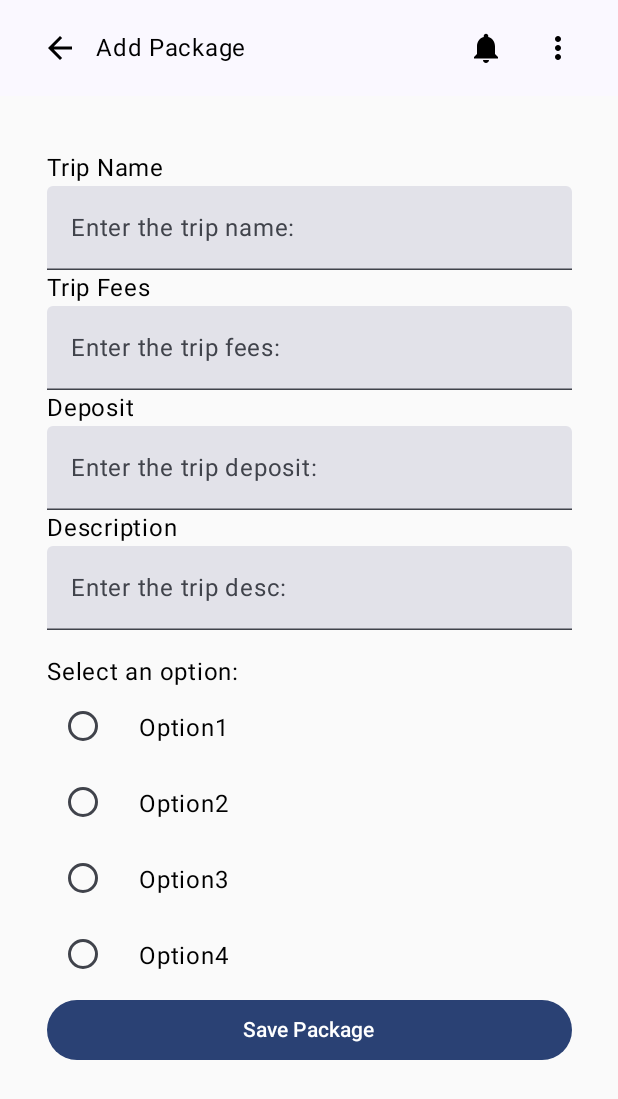
After one commit to evansleong/Mobile-App-Development-Assignment, an Android app built with Jetpack Compose: the AgencyAddPackageScreen screen opened through its navigation route, on a phone screen of 412 x 824 dp. The commit adds this screen. Shown: the top 1099 px of the screen. Run offline under Robolectric (Android 15) with nearby library versions, the phone set to English and light mode, and no system bars; our stand-ins replace Room's generated code.

Commit message:
database sqlite

```diff
--- a/app/build.gradle.kts
+++ b/app/build.gradle.kts
@@ -51,6 +51,9 @@ android {
 }
 
 dependencies {
+    val room_version = "2.6.1"
+    implementation("androidx.room:room-runtime:$room_version")
+    annotationProcessor("androidx.room:room-compiler:$room_version")
 
     implementation(libs.androidx.core.ktx)
     implementation(libs.androidx.lifecycle.runtime.ktx)
--- /dev/null
+++ b/app/src/main/java/com/example/travelerapp/AgencyAddPackageScreen.kt
@@ -0,0 +1,222 @@
+package com.example.travelerapp
+
+import android.app.Activity
+import android.content.Context
+import android.widget.Toast
+import androidx.compose.foundation.clickable
+import androidx.compose.foundation.horizontalScroll
+import androidx.compose.foundation.layout.*
+import androidx.compose.foundation.lazy.LazyColumn
+import androidx.compose.foundation.rememberScrollState
+import androidx.compose.foundation.shape.RoundedCornerShape
+import androidx.compose.foundation.text.BasicText
+import androidx.compose.foundation.text.KeyboardOptions
+import androidx.compose.material3.Button
+import androidx.compose.material3.OutlinedTextField
+import androidx.compose.material3.RadioButton
+import androidx.compose.material3.Text
+import androidx.compose.material3.TextField
+import androidx.compose.runtime.Composable
+import androidx.compose.runtime.getValue
+import androidx.compose.runtime.mutableStateOf
+import androidx.compose.runtime.remember
+import androidx.compose.runtime.setValue
+import androidx.compose.ui.Alignment
+import androidx.compose.ui.Modifier
+import androidx.compose.ui.platform.LocalContext
+import androidx.compose.ui.text.input.KeyboardType
+import androidx.compose.ui.text.input.TextFieldValue
+import androidx.compose.ui.tooling.preview.Preview
+import androidx.compose.ui.unit.dp
+import androidx.navigation.NavController
+import androidx.navigation.compose.rememberNavController
+
+@Composable
+fun AgencyAddPackageScreen(
+    navController: NavController,
+    context: Context
+) {
+    val activity = context as Activity
+
+    val tripPackageName = remember {
+        mutableStateOf(TextFieldValue())
+    }
+
+    val tripPackageFees = remember {
+        mutableStateOf(TextFieldValue())
+    }
+
+    val tripPackageDeposit = remember {
+        mutableStateOf(TextFieldValue())
+    }
+
+    val tripPackageDesc = remember {
+        mutableStateOf(TextFieldValue())
+    }
+
+    // Initialize a mutable state for the selected radio button option
+    var selectedOption by remember { mutableStateOf("") }
+
+    Column(
+        modifier = Modifier.fillMaxSize(),
+        horizontalAlignment = Alignment.CenterHorizontally,
+        verticalArrangement = Arrangement.Center
+    ) {
+        var dbHandler: DBHandler = DBHandler(context)
+
+        val title = "Add Package"
+        ReuseComponents.TopBar(title = title, navController, showBackButton = true)
+
+        Spacer(modifier = Modifier.height(20.dp))
+
+        Box(
+            modifier = Modifier
+                .width(350.dp)
+                .fillMaxHeight(),
+            contentAlignment = Alignment.Center
+        ) {
+            LazyColumn(
+                modifier = Modifier
+                    .fillMaxSize()
+            ) {
+                item {
+                    Spacer(modifier = Modifier.height(16.dp))
+                }
+                item {
+                    Text(
+                        text = "Trip Name"
+                    )
+                    TextField(
+                        value = tripPackageName.value,
+                        onValueChange = { tripPackageName.value = it},
+                        placeholder = { Text(text = "Enter the trip name:")},
+                        modifier = Modifier
+                            .fillMaxWidth()
+                    )
+                }
+
+                item {
+                    Text(
+                        text = "Trip Fees"
+                    )
+                    TextField(
+                        value = tripPackageFees.value,
+                        onValueChange = { tripPackageFees.value = it},
+                        placeholder = { Text(text = "Enter the trip fees:")},
+                        modifier = Modifier
+                            .fillMaxWidth()
+                    )
+                }
+
+                item {
+                    Text(
+                        text = "Deposit"
+                    )
+                    TextField(
+                        value = tripPackageDeposit.value,
+                        onValueChange = { tripPackageDeposit.value = it},
+                        placeholder = { Text(text = "Enter the trip deposit:")},
+                        modifier = Modifier
+                            .fillMaxWidth()
+                    )
+                }
+
+                item {
+                    Text(
+                        text = "Description"
+                    )
+                    TextField(
+                        value = tripPackageDesc.value,
+                        onValueChange = { tripPackageDesc.value = it},
+                        placeholder = { Text(text = "Enter the trip desc:")},
+                        modifier = Modifier
+                            .fillMaxWidth()
+                    )
+                }
+                item {
+                    Spacer(modifier = Modifier.height(16.dp))
+                }
+
+                item {
+                    Text("Select an option:")
+                    Column(
+                        modifier = Modifier
+                            .fillMaxSize()
+                    ) {
+                        Row() {
+                            RadioButton(
+                                selected = selectedOption == "Option 1",
+                                onClick = { selectedOption = "Option 1" }
+                            )
+                            Text(
+                                modifier = Modifier
+                                    .padding(13.dp),
+                                text = "Option1"
+                            )
+                        }
+                        Row() {
+                            RadioButton(
+                                selected = selectedOption == "Option 2",
+                                onClick = { selectedOption = "Option 2" }
+                            )
+                            Text(
+                                modifier = Modifier
+                                    .padding(13.dp),
+                                text = "Option2"
+                            )
+                        }
+
+                        Spacer(modifier = Modifier.width(16.dp))
+                        Row() {
+                            RadioButton(
+                                selected = selectedOption == "Option 3",
+                                onClick = { selectedOption = "Option 3" }
+                            )
+                            Text(
+                                modifier = Modifier
+                                    .padding(13.dp),
+                                text = "Option3"
+                            )
+                        }
+
+                        Spacer(modifier = Modifier.width(16.dp))
+                        Row() {
+                            RadioButton(
+                                selected = selectedOption == "Option 4",
+                                onClick = { selectedOption = "Option 4" }
+                            )
+                            Text(
+                                modifier = Modifier
+                                    .padding(13.dp),
+                                text = "Option4"
+                            )
+                        }
+                    }
+                }
+                item {
+                    // Save button
+                    Button(
+                        onClick = {
+                            dbHandler.addNewTrip(
+                                tripPackageName.value.text,
+                                tripPackageFees.value.text.toDouble(),
+                                tripPackageDeposit.value.text.toDouble(),
+                                tripPackageDesc.value.text
+                            )
+                            Toast.makeText(context, "Trip Added to Database", Toast.LENGTH_SHORT).show()
+                        },
+                        modifier = Modifier.fillMaxWidth()
+                    ) {
+                        Text("Save Package")
+                    }
+                }
+            }
+        }
+    }
+}
+
+@Preview
+@Composable
+fun PreviewAgencyAddPackageScreen() {
+    AgencyAddPackageScreen(navController = rememberNavController(), context = LocalContext.current)
+}
--- a/app/src/main/java/com/example/travelerapp/HomeScreen.kt
+++ b/app/src/main/java/com/example/travelerapp/HomeScreen.kt
@@ -62,6 +62,12 @@ fun HomeScreen(
                     navController.navigate(route = Screen.AgencyHome.route)
                 },
                 text = "Agency Home Screen")
+
+            Text(
+                modifier = Modifier.clickable {
+                    navController.navigate(route = Screen.AgencyAddPackage.route)
+                },
+                text = "Add Package Screen")
             // Add other components as needed
         }
 
--- a/app/src/main/java/com/example/travelerapp/NavGraph.kt
+++ b/app/src/main/java/com/example/travelerapp/NavGraph.kt
@@ -2,6 +2,10 @@ package com.example.travelerapp
 
 import SignUpScreen
 import androidx.compose.runtime.Composable
+import androidx.compose.runtime.collectAsState
+import androidx.compose.runtime.getValue
+import androidx.compose.ui.platform.LocalContext
+import androidx.lifecycle.viewmodel.compose.viewModel
 import androidx.navigation.NavHostController
 import androidx.navigation.compose.NavHost
 import androidx.navigation.compose.composable
@@ -60,12 +64,17 @@ fun SetUpNavGraph(
             // Extracting arguments from NavBackStackEntry
             val loggedInUserName = backStackEntry.arguments?.getString("loggedInUserName")
             // Passing the argument to AgencyHomeScreen
-            AgencyHomeScreen(navController, loggedInUserName ?: "", onExpandClicked = {}, onPackageClicked = {}, soldPackagesCount = 0, userTravelPackages = listOf(), packageChartData = listOf())
+            AgencyHomeScreen(navController, loggedInUserName ?: "", soldPackagesCount = 0, userTravelPackages = listOf())
         }
         composable(
-            route = Screen.AgencyPackage.route
+            route = Screen.AgencyAddPackage.route
         ) {
-            AgencyPackageScreen(navController)
+            AgencyAddPackageScreen(navController = navController, context = LocalContext.current)
+        }
+        composable(
+            route = Screen.AgencyPackageList.route
+        ) {
+            AgencyPackageList(navController)
         }
         composable(
             route = Screen.Reload.route
--- a/app/src/main/java/com/example/travelerapp/Screen.kt
+++ b/app/src/main/java/com/example/travelerapp/Screen.kt
@@ -10,6 +10,7 @@ sealed class Screen(val route: String) {
     object Profile: Screen(route = "profile_screen")
     object Settings: Screen(route = "settings_screen")
     object AgencyHome: Screen(route = "agency_home_screen")
-    object AgencyPackage: Screen(route = "agency_package_screen")
+    object AgencyAddPackage: Screen(route = "agency_add_package_screen")
+    object AgencyPackageList: Screen(route = "agency_package_list_screen")
     object Reload: Screen(route = "reload_screen")
 }
--- /dev/null
+++ b/app/src/main/java/com/example/travelerapp/data/TravelPackage.kt
@@ -0,0 +1,6 @@
+package com.example.travelerapp.data
+
+data class TravelPackage(
+    val name: String,
+    val imageResId: Int
+)
```
Also changed, not shown: app/src/main/java/com/example/travelerapp/AgencyHomeScreen.kt (+9 -48 lines), app/src/main/java/com/example/travelerapp/AgencyPackageList.kt (added, +46 -0 lines), app/src/main/java/com/example/travelerapp/AgencyPackageScreen.kt (deleted, +0 -22 lines), app/src/main/java/com/example/travelerapp/DBHandler.kt (added, +53 -0 lines), app/src/main/java/com/example/travelerapp/MainActivity.kt (+7 -3 lines).
